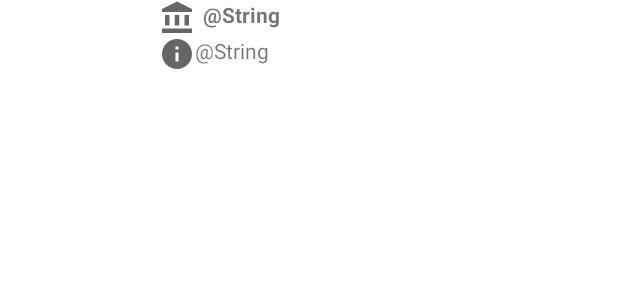
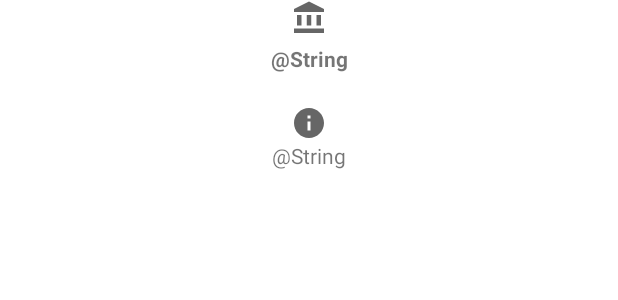
Before and after one commit to 2021OSS/NoMoreOverpriced, an Android app: the layout activity_custom_info_window.xml on its own in the app's theme, with its tools: preview values and no code run, on a phone screen of 412 x 824 dp. Shown: the top 300 px of the screen. Run offline under Robolectric (Android 15) with nearby library versions, the phone set to English and light mode, and no system bars.

Commit message:
add Icon

```diff
--- a/app/src/main/res/layout/activity_custom_info_window.xml
+++ b/app/src/main/res/layout/activity_custom_info_window.xml
@@ -13,19 +13,21 @@
 
     <TextView
         android:id="@+id/txtPickupInfo"
-        android:layout_width="200dp"
-        android:layout_height="match_parent"
+        android:layout_width="300dp"
+        android:layout_height="70dp"
         android:drawablePadding="5dip"
+        android:gravity="center_horizontal"
         android:text="@string/pickup_here"
         android:textStyle="bold"
-        app:drawableLeftCompat="@drawable/ic_baseline_account_balance_24" />
+        app:drawableTopCompat="@drawable/ic_baseline_account_balance_24" />
 
     <TextView
-        android:layout_width="200dp"
-        android:layout_height="wrap_content"
+        android:layout_width="300dp"
+        android:layout_height="80dp"
         android:id="@+id/txtPickupSnippet"
         android:text="@string/optional"
-        app:drawableLeftCompat="@drawable/ic_baseline_info_24"
+        android:gravity="center_horizontal"
+        app:drawableTopCompat="@drawable/ic_baseline_info_24"
         android:singleLine="false"
         />
 
```
